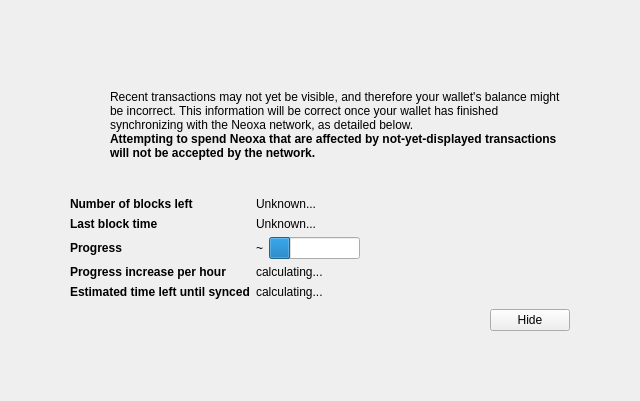
Old version of the form src/qt/forms/modaloverlay.ui in the repository BlackRavenNetwork/BlackRaven-V2.
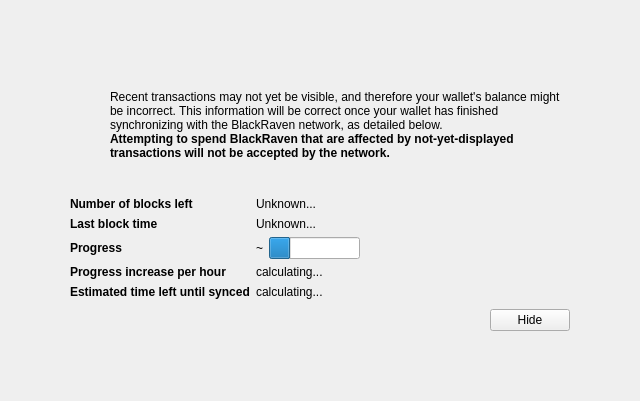
New version of the form. Icons and pictures are not drawn. Custom widgets are drawn as their Qt base class.

Commit message:
Scrub remaining Neoxa branding and align docs with BLKR v2.
Replace leftover neoxa strings (config, RPC help, Qt, build files),
rename consensus and unit-test symbols to blackraven*, rewrite README
for v2 economics, and add contrib/scrub-neoxa-strings.sh for future passes.

The edit to the form file:
```diff
--- a/src/qt/forms/modaloverlay.ui
+++ b/src/qt/forms/modaloverlay.ui
@@ -128,7 +128,7 @@
              <item>
               <widget class="QLabel" name="infoText">
                <property name="text">
-                <string>Recent transactions may not yet be visible, and therefore your wallet's balance might be incorrect. This information will be correct once your wallet has finished synchronizing with the Neoxa network, as detailed below.</string>
+                <string>Recent transactions may not yet be visible, and therefore your wallet's balance might be incorrect. This information will be correct once your wallet has finished synchronizing with the BlackRaven network, as detailed below.</string>
                </property>
                <property name="textFormat">
                 <enum>Qt::RichText</enum>
@@ -147,7 +147,7 @@
                 </font>
                </property>
                <property name="text">
-                <string>Attempting to spend Neoxa that are affected by not-yet-displayed transactions will not be accepted by the network.</string>
+                <string>Attempting to spend BlackRaven that are affected by not-yet-displayed transactions will not be accepted by the network.</string>
                </property>
                <property name="textFormat">
                 <enum>Qt::RichText</enum>
```
The commit also changes 295 other files.
